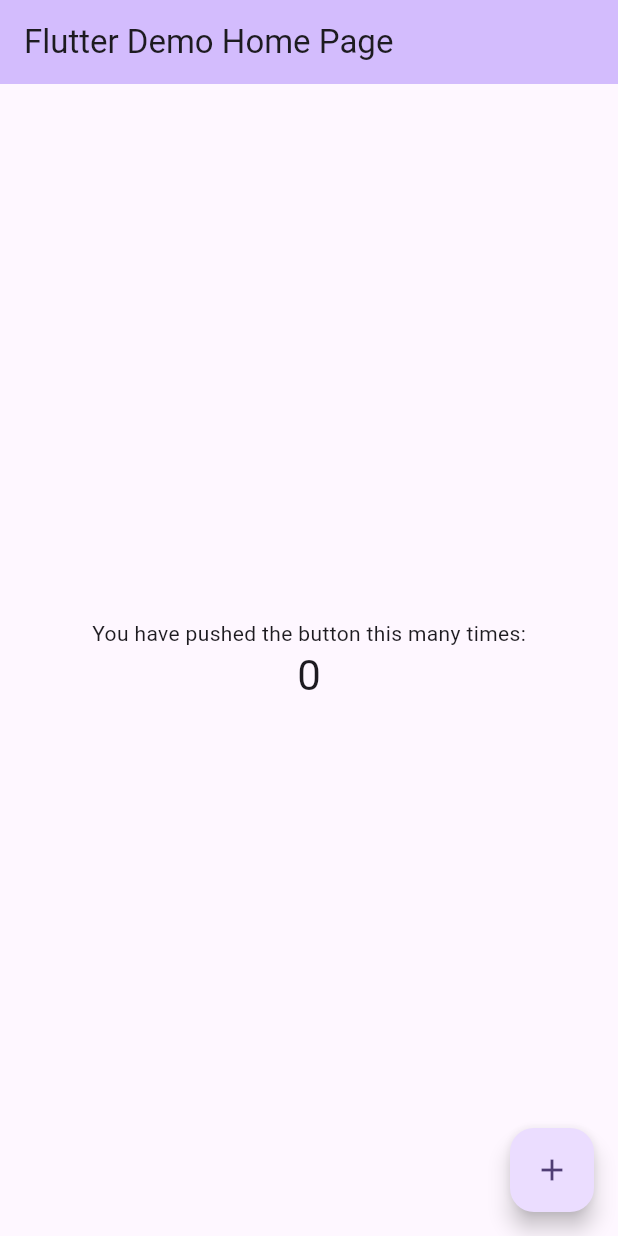
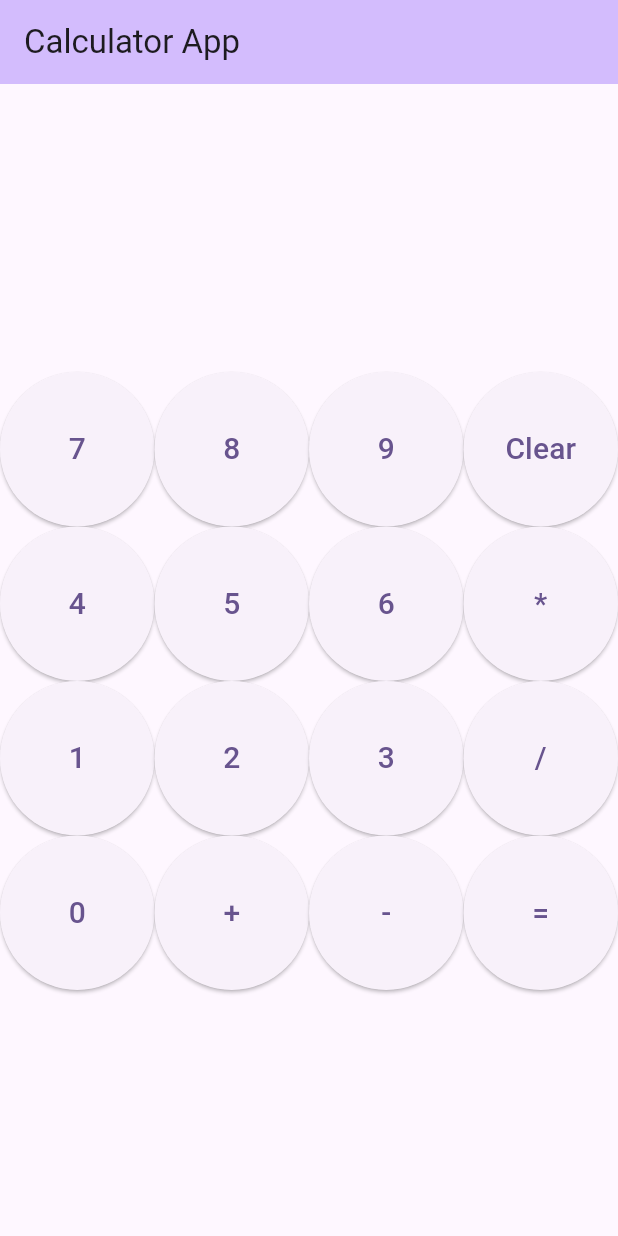
Before and after one commit to SteveT2023/CalculatorApp, a Flutter app: the screen it shows after launch, on a phone screen of 412 x 824 dp. Run offline on Flutter 3.47's test engine with Material 3 defaults, Android fonts, the phone set to English and light mode, and no system bars.

Commit message:
Added number/arithmetic buttons and display area.

```diff
--- a/lib/main.dart
+++ b/lib/main.dart
@@ -7,47 +7,21 @@
 class MyApp extends StatelessWidget {
   const MyApp({super.key});
 
-  // This widget is the root of your application.
   @override
   Widget build(BuildContext context) {
     return MaterialApp(
-      title: 'Flutter Demo',
+      title: 'Calculator',
       theme: ThemeData(
-        // This is the theme of your application.
-        //
-        // TRY THIS: Try running your application with "flutter run". You'll see
-        // the application has a purple toolbar. Then, without quitting the app,
-        // try changing the seedColor in the colorScheme below to Colors.green
-        // and then invoke "hot reload" (save your changes or press the "hot
-        // reload" button in a Flutter-supported IDE, or press "r" if you used
-        // the command line to start the app).
-        //
-        // Notice that the counter didn't reset back to zero; the application
-        // state is not lost during the reload. To reset the state, use hot
-        // restart instead.
-        //
-        // This works for code too, not just values: Most code changes can be
-        // tested with just a hot reload.
         colorScheme: ColorScheme.fromSeed(seedColor: Colors.deepPurple),
         useMaterial3: true,
       ),
-      home: const MyHomePage(title: 'Flutter Demo Home Page'),
+      home: const MyHomePage(title: 'Calculator App'),
     );
   }
 }
 
 class MyHomePage extends StatefulWidget {
   const MyHomePage({super.key, required this.title});
-
-  // This widget is the home page of your application. It is stateful, meaning
-  // that it has a State object (defined below) that contains fields that affect
-  // how it looks.
-
-  // This class is the configuration for the state. It holds the values (in this
-  // case the title) provided by the parent (in this case the App widget) and
-  // used by the build method of the State. Fields in a Widget subclass are
-  // always marked "final".
-
   final String title;
 
   @override
@@ -55,71 +29,66 @@
 }
 
 class _MyHomePageState extends State<MyHomePage> {
-  int _counter = 0;
+  String _display = '';
 
-  void _incrementCounter() {
+  void _buttonPress(String value) {
     setState(() {
-      // This call to setState tells the Flutter framework that something has
-      // changed in this State, which causes it to rerun the build method below
-      // so that the display can reflect the updated values. If we changed
-      // _counter without calling setState(), then the build method would not be
-      // called again, and so nothing would appear to happen.
-      _counter++;
+      _display += value;
+    });
+  }
+
+  void _cleanDisplay() {
+    setState(() {
+      _display = '';
     });
   }
 
   @override
   Widget build(BuildContext context) {
-    // This method is rerun every time setState is called, for instance as done
-    // by the _incrementCounter method above.
-    //
-    // The Flutter framework has been optimized to make rerunning build methods
-    // fast, so that you can just rebuild anything that needs updating rather
-    // than having to individually change instances of widgets.
     return Scaffold(
       appBar: AppBar(
-        // TRY THIS: Try changing the color here to a specific color (to
-        // Colors.amber, perhaps?) and trigger a hot reload to see the AppBar
-        // change color while the other colors stay the same.
         backgroundColor: Theme.of(context).colorScheme.inversePrimary,
-        // Here we take the value from the MyHomePage object that was created by
-        // the App.build method, and use it to set our appbar title.
         title: Text(widget.title),
       ),
-      body: Center(
-        // Center is a layout widget. It takes a single child and positions it
-        // in the middle of the parent.
-        child: Column(
-          // Column is also a layout widget. It takes a list of children and
-          // arranges them vertically. By default, it sizes itself to fit its
-          // children horizontally, and tries to be as tall as its parent.
-          //
-          // Column has various properties to control how it sizes itself and
-          // how it positions its children. Here we use mainAxisAlignment to
-          // center the children vertically; the main axis here is the vertical
-          // axis because Columns are vertical (the cross axis would be
-          // horizontal).
-          //
-          // TRY THIS: Invoke "debug painting" (choose the "Toggle Debug Paint"
-          // action in the IDE, or press "p" in the console), to see the
-          // wireframe for each widget.
-          mainAxisAlignment: MainAxisAlignment.center,
-          children: <Widget>[
-            const Text(
-              'You have pushed the button this many times:',
+      body: Column(
+        children: <Widget>[
+          Expanded(
+            child: Container(
+              alignment: Alignment.centerRight,
+              padding: const EdgeInsets.all(20),
+              child: Text(
+                _display,
+                style: Theme.of(context).textTheme.headlineMedium,
+              ),
             ),
-            Text(
-              '$_counter',
-              style: Theme.of(context).textTheme.headlineMedium,
+          ),
+          Expanded(
+            flex: 3,
+            child: GridView.count(
+              crossAxisCount: 4,
+              children: <Widget>[
+                _calcButton('7'), _calcButton('8'), _calcButton('9'), _calcButton('Clear'),
+                _calcButton('4'), _calcButton('5'), _calcButton('6'), _calcButton('*'),
+                _calcButton('1'), _calcButton('2'), _calcButton('3'), _calcButton('/'),
+                _calcButton('0'), _calcButton('+'), _calcButton('-'), _calcButton('='),
+              ],
             ),
-          ],
-        ),
+          ),
+        ],
       ),
-      floatingActionButton: FloatingActionButton(
-        onPressed: _incrementCounter,
-        tooltip: 'Increment',
-        child: const Icon(Icons.add),
-      ), // This trailing comma makes auto-formatting nicer for build methods.
+    );
+  }
+
+  Widget _calcButton(String value) {
+    return ElevatedButton(
+      onPressed: () {
+        if (value == 'Clear') {
+          _cleanDisplay();
+        } else {
+          _buttonPress(value);
+        }
+      },
+      child: Text(value, style: const TextStyle(fontSize: 20)),
     );
   }
 }
```
